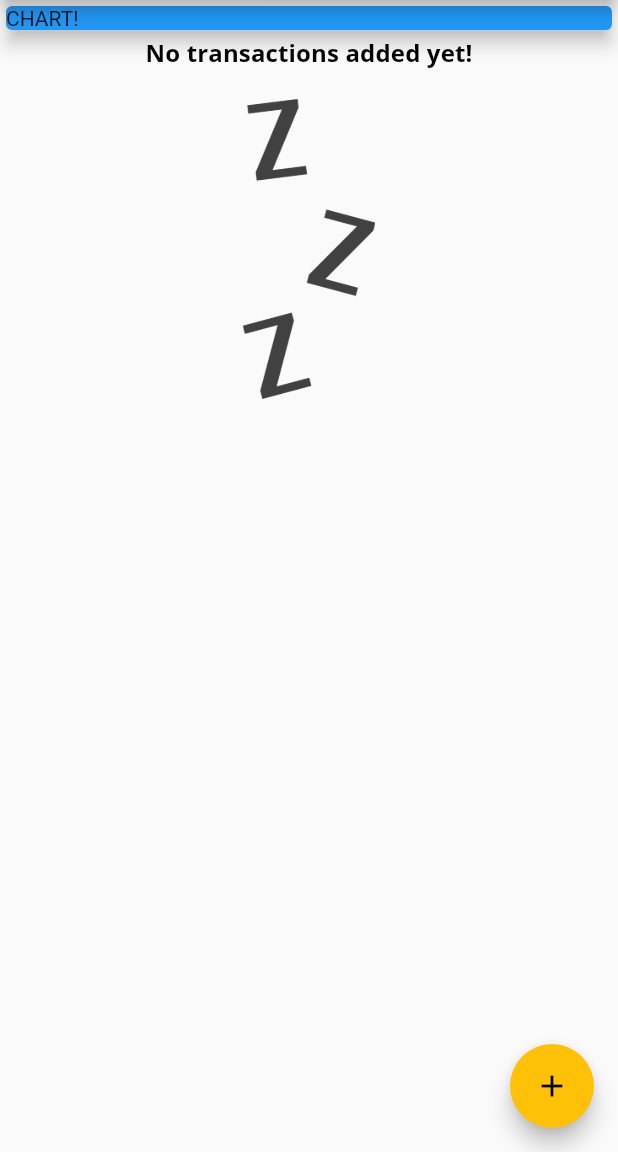
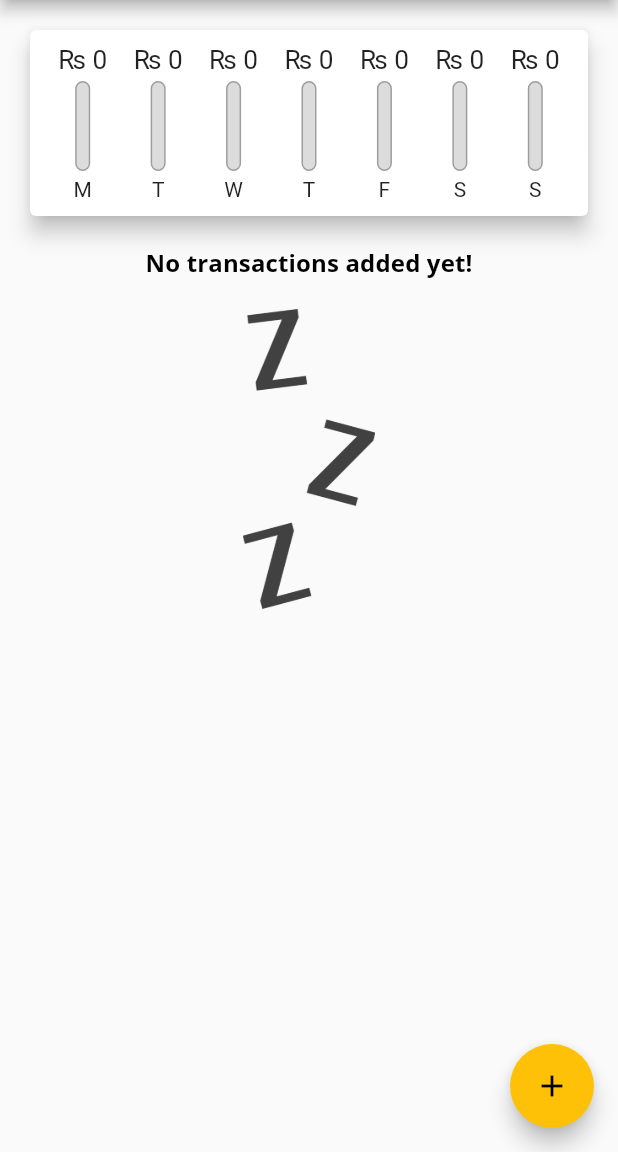
Before and after one commit to ramagrawal2001/flutterPersonal-Expence-App, a Flutter app: the screen it shows after launch, on a phone screen of 412 x 824 dp, the part 84-1236 px from its top. Run offline on Flutter 3.47's test engine with Material 2 defaults, Android fonts, the phone set to English and light mode, and no system bars.

Commit message:
added chart

```diff
--- a/lib/main.dart
+++ b/lib/main.dart
@@ -1,4 +1,5 @@
 import 'package:flutter/material.dart';
+import 'package:personal_expense_app/widgets/chart.dart';
 import './widgets/transaction_list.dart';
 import './widgets/new_transaction.dart';
 import './models/transaction.dart';
@@ -56,6 +57,17 @@ class _MyHomePageState extends State<MyHomePage> {
     //   title: "New Shoes",
     // ),
   ];
+
+  List<Transaction> get _recentTransactions {
+    return _userTransaction.where((tx) {
+      return tx.date.isAfter(
+        DateTime.now().subtract(
+          Duration(days: 7),
+        ),
+      );
+    }).toList();
+  }
+
   void _addNewTransaction(String txTitle, double txAmount) {
     final newTx = Transaction(
       id: DateTime.now().toString(),
@@ -100,14 +112,7 @@ class _MyHomePageState extends State<MyHomePage> {
         child: Column(
           crossAxisAlignment: CrossAxisAlignment.stretch,
           children: <Widget>[
-            Container(
-              width: double.infinity,
-              child: const Card(
-                color: Colors.blue,
-                elevation: 5,
-                child: Text('CHART!'),
-              ),
-            ),
+            Chart(_recentTransactions),
             TransactionList(_userTransaction),
           ],
         ),
--- a/lib/widgets/chart.dart
+++ b/lib/widgets/chart.dart
@@ -1,4 +1,5 @@
 import 'package:flutter/material.dart';
+import './chart_bar.dart';
 import '../models/transaction.dart';
 import 'package:intl/intl.dart';
 
@@ -19,18 +20,43 @@ class Chart extends StatelessWidget {
           totalSum += recentTransactions[i].amount;
         }
       }
-      print(DateFormat.E(weekDay));
+      print(DateFormat.E().format(weekDay));
       print(totalSum);
-      return {'day': DateFormat.E(weekDay), 'amount': totalSum};
-    });
+      return {
+        'day': DateFormat.E().format(weekDay).substring(0, 1),
+        'amount': totalSum
+      };
+    }).reversed.toList();
+  }
+
+  double get totalSpending {
+    return groupedTransactionVAlues.fold(
+        0.0, (sum, item) => sum + (item['amount'] as double));
   }
 
   @override
   Widget build(BuildContext context) {
+    print(groupedTransactionVAlues);
     return Card(
       elevation: 6,
       margin: EdgeInsets.all(20),
-      child: Row(children: []),
+      child: Padding(
+        padding: const EdgeInsets.all(10),
+        child: Row(
+          mainAxisAlignment: MainAxisAlignment.spaceAround,
+          children: groupedTransactionVAlues.map((data) {
+            return Flexible(
+              fit: FlexFit.tight,
+              child: ChartBar(
+                  data['day'].toString(),
+                  data['amount'] as double,
+                  totalSpending == 0.0
+                      ? 0.0
+                      : (data['amount'] as double) / totalSpending),
+            );
+          }).toList(),
+        ),
+      ),
     );
   }
 }
--- /dev/null
+++ b/lib/widgets/chart_bar.dart
@@ -0,0 +1,54 @@
+import 'package:flutter/material.dart';
+
+class ChartBar extends StatelessWidget {
+  final String label;
+  final double spendingAmount;
+  final double spendingPctOfTotal;
+
+  ChartBar(this.label, this.spendingAmount, this.spendingPctOfTotal);
+
+  @override
+  Widget build(BuildContext context) {
+    return Column(
+      children: [
+        Container(
+          height: 20,
+          child: FittedBox(
+            child: Text('₨ ${spendingAmount.toStringAsFixed(0)}'),
+          ),
+        ),
+        SizedBox(
+          height: 4,
+        ),
+        Container(
+          height: 60,
+          width: 10,
+          child: Stack(
+            children: [
+              Container(
+                decoration: BoxDecoration(
+                  border: Border.all(color: Colors.grey, width: 1),
+                  color: Color.fromRGBO(220, 220, 220, 1),
+                  borderRadius: BorderRadius.circular(20),
+                ),
+              ),
+              FractionallySizedBox(
+                heightFactor: spendingPctOfTotal,
+                child: Container(
+                  decoration: BoxDecoration(
+                    color: Theme.of(context).primaryColor,
+                    borderRadius: BorderRadius.circular(10),
+                  ),
+                ),
+              ),
+            ],
+          ),
+        ),
+        SizedBox(
+          height: 4,
+        ),
+        Text(label),
+      ],
+    );
+  }
+}
```
Also changed, not shown: lib/widgets/transaction_list.dart (+55 -24 lines).
